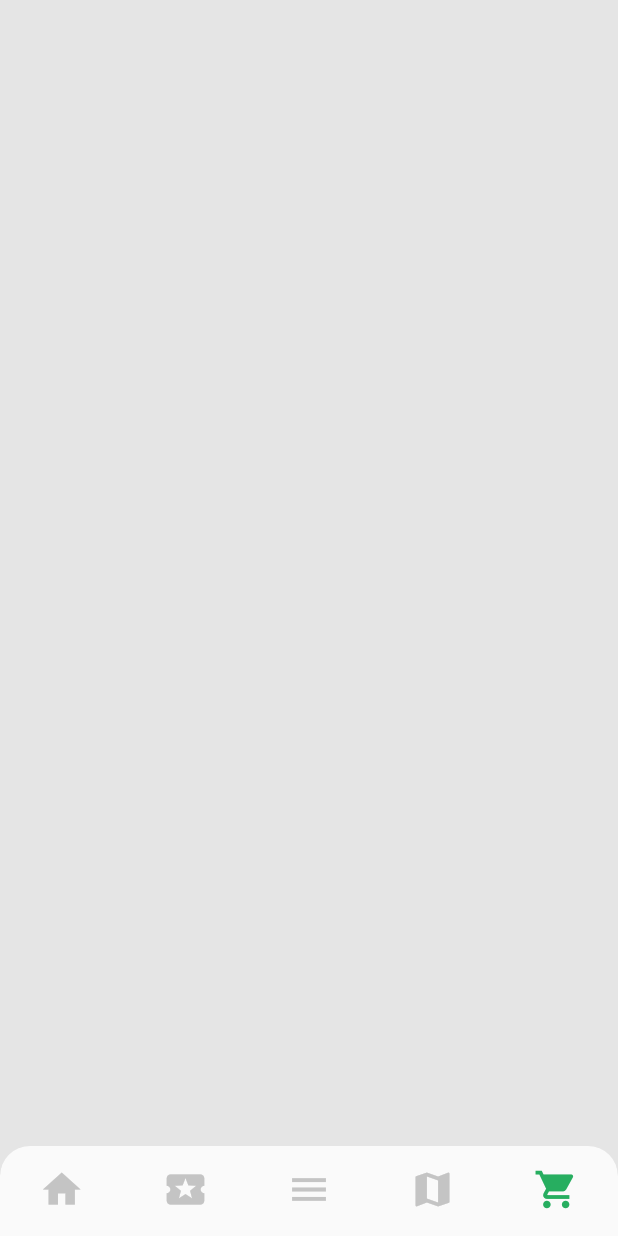
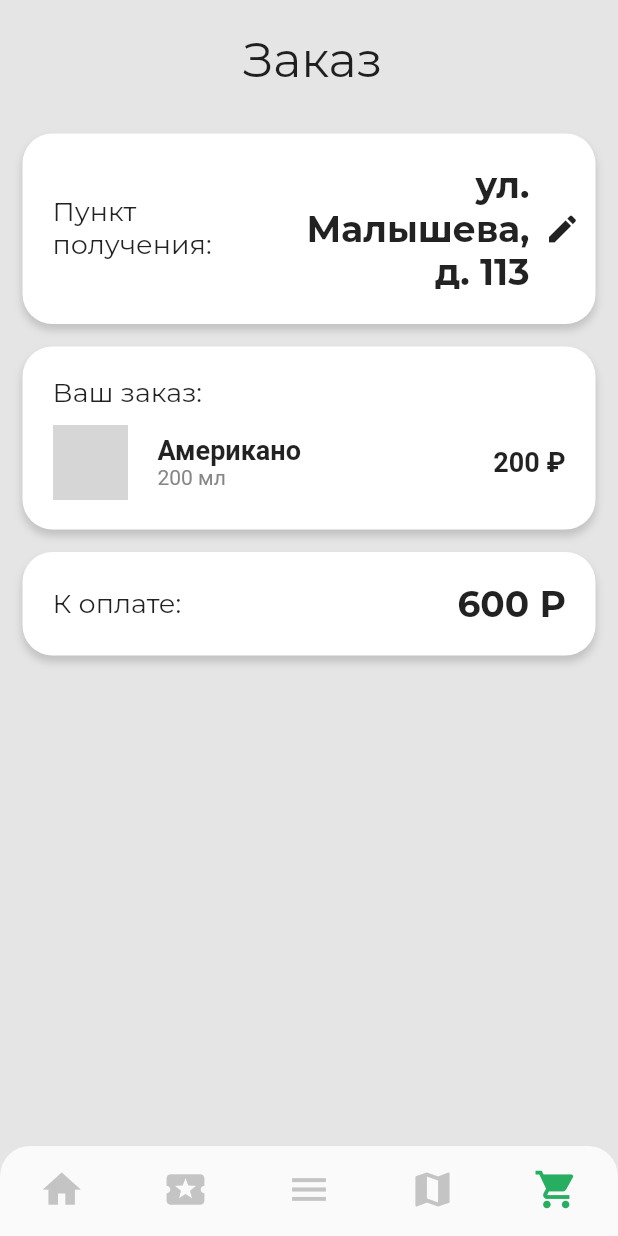
Before and after one commit to serega100/CoffeeAppRemastered, a Flutter app: the screen it shows after launch, item 5 of the bottom bar chosen, on a phone screen of 412 x 824 dp. Run offline on Flutter 3.47's test engine with Material 2 defaults, Android fonts, the phone set to English and light mode, and no system bars; our stand-ins replace flutter_svg, geolocator, google_fonts, google_maps_flutter, localstorage, permission_handler; network calls fail; project files that could hold a hidden picture were left out; grey boxes are pictures that could not be loaded.

Commit message:
Add views for checkout page

```diff
--- /dev/null
+++ b/lib/view/components/checkout/checkout_container.dart
@@ -0,0 +1,31 @@
+import 'package:flutter/material.dart';
+
+class CheckoutContainer extends StatelessWidget {
+  final Widget? child;
+
+  const CheckoutContainer({
+    this.child,
+    Key? key,
+  }) : super(key: key);
+
+  @override
+  Widget build(BuildContext context) {
+    return Container(
+      decoration: BoxDecoration(
+        color: Colors.white,
+        borderRadius: const BorderRadius.all(Radius.circular(20)),
+        boxShadow: <BoxShadow>[
+          BoxShadow(
+            color: Colors.grey.withOpacity(0.5),
+            blurRadius: 4,
+            offset: const Offset(0, 4),
+          ),
+        ],
+      ),
+      child: ClipRRect(
+        borderRadius: const BorderRadius.all(Radius.circular(20)),
+        child: child,
+      ),
+    );
+  }
+}
--- /dev/null
+++ b/lib/view/components/checkout/order_checkout_container.dart
@@ -0,0 +1,100 @@
+import 'package:coffee_app_remastered/model/cart/cart_item.dart';
+import 'package:flutter/material.dart';
+import 'package:google_fonts/google_fonts.dart';
+
+import 'checkout_container.dart';
+
+class OrderCheckoutContainer extends StatelessWidget {
+  final List<CartItem> items;
+
+  const OrderCheckoutContainer({
+    required this.items,
+    Key? key,
+  }) : super(key: key);
+
+  @override
+  Widget build(BuildContext context) {
+    return CheckoutContainer(
+      child: Padding(
+        padding: const EdgeInsets.symmetric(vertical: 20),
+        child: Column(
+          crossAxisAlignment: CrossAxisAlignment.stretch,
+          children: [
+            Padding(
+              padding:
+                  const EdgeInsets.only(left: 20, right: 10, bottom: 10),
+              child:
+                  Text("Ваш заказ:", style: GoogleFonts.montserrat(fontSize: 18)),
+            ),
+            _generateItemsWrap(items),
+          ],
+        ),
+      ),
+    );
+  }
+
+  Widget _generateItemsWrap(List<CartItem> items) {
+    var widgets = <Widget>[_ItemContainer(item: items[0])];
+    for (var item in items.skip(1)) {
+      widgets.add(SizedBox(height: 10));
+      widgets.add(Container(
+        color: const Color(0xFFC4C4C4),
+        height: 1,
+      ));
+      widgets.add(SizedBox(height: 10));
+      widgets.add(_ItemContainer(item: item));
+    }
+    return Column(
+      crossAxisAlignment: CrossAxisAlignment.stretch,
+      children: widgets,
+    );
+  }
+}
+
+class _ItemContainer extends StatelessWidget {
+  final CartItem item;
+
+  const _ItemContainer({required this.item, Key? key}) : super(key: key);
+
+  @override
+  Widget build(BuildContext context) {
+    return Padding(
+      padding: const EdgeInsets.symmetric(horizontal: 20),
+      child: Row(
+        children: [
+          ClipRRect(
+            borderRadius: BorderRadius.all(Radius.circular(10)),
+            child: Image(
+              width: 50,
+              height: 50,
+              image: item.product.image,
+              fit: BoxFit.cover,
+            ),
+          ),
+          SizedBox(width: 20),
+          Column(
+            crossAxisAlignment: CrossAxisAlignment.start,
+            children: [
+              Text(item.product.title,
+                  style: GoogleFonts.roboto(
+                    fontSize: 18,
+                    fontWeight: FontWeight.bold,
+                  )),
+              Text(item.product.volumeString,
+                  style: GoogleFonts.roboto(
+                    fontSize: 14,
+                    color: const Color(0xFF868686),
+                  )),
+            ],
+          ),
+          Spacer(),
+          Text(item.product.priceString,
+              style: GoogleFonts.roboto(
+                fontSize: 18,
+                fontWeight: FontWeight.bold,
+              )),
+        ],
+      ),
+    );
+  }
+}
--- a/lib/view/pages/cart/cart_page.dart
+++ b/lib/view/pages/cart/cart_page.dart
@@ -7,6 +7,7 @@ import 'package:coffee_app_remastered/view/components/navigation/navigation_icon
 import 'package:coffee_app_remastered/view/components/page_typography.dart';
 import 'package:coffee_app_remastered/view/pages/cart/empty_cart_page.dart';
 import 'package:coffee_app_remastered/view/pages/cart/i_cart_view.dart';
+import 'package:coffee_app_remastered/view/pages/checkout/checkout_page.dart';
 import 'package:coffee_app_remastered/view/pages/i_navigable_page.dart';
 import 'package:coffee_app_remastered/view/view_settings.dart';
 import 'package:coffee_app_remastered/view/view_utils.dart';
@@ -59,6 +60,7 @@ class _CartPageState extends State<CartPage> implements ICartView {
 
   @override
   Widget build(BuildContext context) {
+    return CheckoutPage();
     if (_holder == null) return Container();
     if (_holder!.getItems().isEmpty) return const EmptyCartPage();
     return Stack(
--- /dev/null
+++ b/lib/view/pages/checkout/checkout_page.dart
@@ -0,0 +1,109 @@
+import 'package:coffee_app_remastered/data/id.dart';
+import 'package:coffee_app_remastered/model/cart/cart_item.dart';
+import 'package:coffee_app_remastered/model/product/category.dart';
+import 'package:coffee_app_remastered/model/product/product.dart';
+import 'package:coffee_app_remastered/model/product/volume_units.dart';
+import 'package:coffee_app_remastered/view/components/checkout/checkout_container.dart';
+import 'package:coffee_app_remastered/view/components/checkout/order_checkout_container.dart';
+import 'package:coffee_app_remastered/view/components/page_typography.dart';
+import 'package:coffee_app_remastered/view/view_settings.dart';
+import 'package:flutter/material.dart';
+import 'package:google_fonts/google_fonts.dart';
+
+class CheckoutPage extends StatefulWidget {
+  const CheckoutPage({Key? key}) : super(key: key);
+
+  @override
+  _CheckoutPageState createState() => _CheckoutPageState();
+}
+
+class _CheckoutPageState extends State<CheckoutPage> {
+  @override
+  Widget build(BuildContext context) {
+    return SingleChildScrollView(
+      child: Container(
+        padding: ViewSettings.pageMargin,
+        child: Column(
+          children: [
+            PageTitle("Заказ"),
+            Wrap(
+              runSpacing: 15,
+              children: [
+                CheckoutContainer(
+                  child: Material(
+                    color: Colors.transparent,
+                    child: InkWell(
+                      onTap: () {},
+                      child: Padding(
+                        padding:
+                        const EdgeInsets.only(left: 20, top: 20, bottom: 20, right: 10),
+                        child: Row(
+                          children: [
+                            Expanded(
+                              flex: 4,
+                              child: Text("Пункт получения:",
+                                  style: GoogleFonts.montserrat(fontSize: 18)),
+                            ),
+                            SizedBox(width: 20),
+                            Expanded(
+                              flex: 5,
+                              child: Text("ул. Малышева, д. 113",
+                                  textAlign: TextAlign.end,
+                                  style: GoogleFonts.montserrat(
+                                    fontSize: 24,
+                                    fontWeight: FontWeight.bold,
+                                  )),
+                            ),
+                            Container(
+                              padding: EdgeInsets.only(left: 10),
+                              child: Icon(Icons.edit),
+                            )
+                          ],
+                        ),
+                      ),
+                    ),
+                  ),
+                ),
+                OrderCheckoutContainer(items: [
+                  CartItem(product: Product(
+                    id: Id<Product>(sourceId: 'test', value: 0),
+                    title: "Американо",
+                    category: Category(
+                      id: Id<Category>(sourceId: 'test', value: 0),
+                      title: "Кофе",
+                      orderPriority: 1,
+                    ),
+                    volume: 200,
+                    volumeUnits: VolumeUnits.ml,
+                    image: Image.asset("assets/test/americano.jpg").image,
+                    price: 200,
+                  )),
+                ],),
+                CheckoutContainer(
+                  child: Padding(
+                    padding:
+                        const EdgeInsets.symmetric(vertical: 20, horizontal: 20),
+                    child: Row(
+                      children: [
+                        Text("К оплате:",
+                            style: GoogleFonts.montserrat(fontSize: 18)),
+                        Spacer(),
+                        Text(
+                          "600 Р",
+                          style: GoogleFonts.montserrat(
+                            fontWeight: FontWeight.bold,
+                            fontSize: 24,
+                          ),
+                        ),
+                      ],
+                    ),
+                  ),
+                ),
+              ],
+            )
+          ],
+        ),
+      ),
+    );
+  }
+}
```
